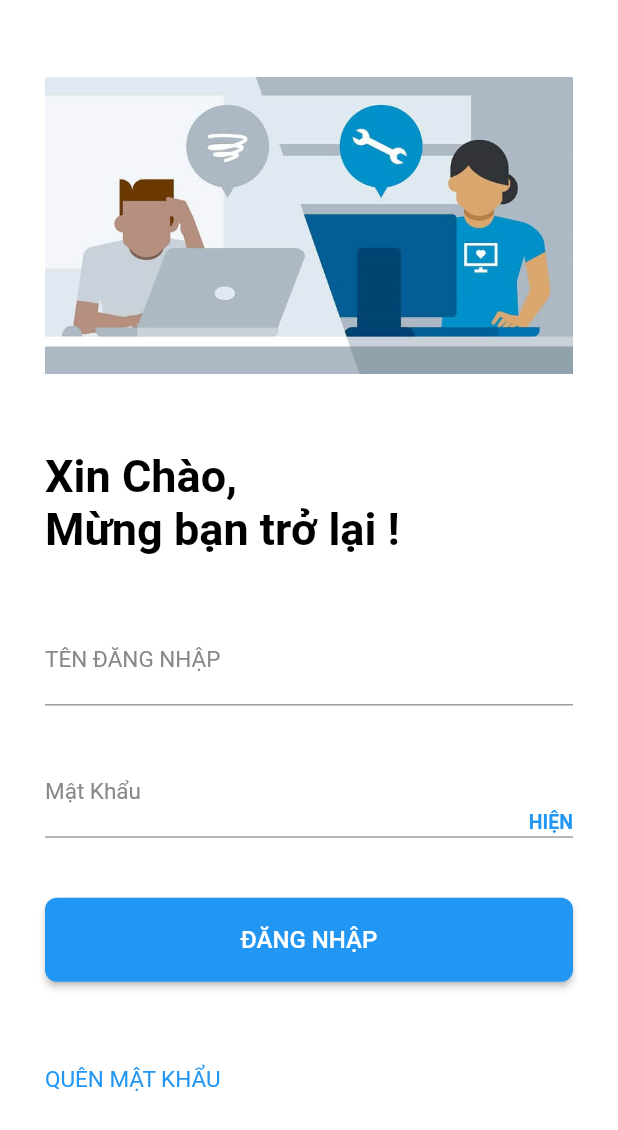
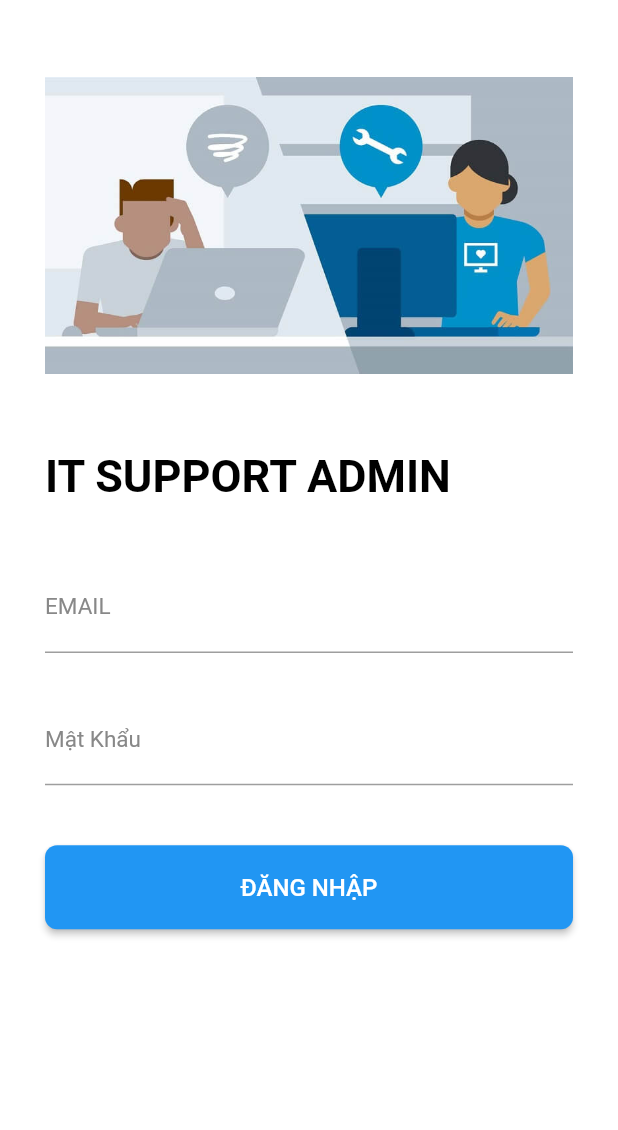
Before and after one commit to Tin542/IT_Support_PRM_Admin, a Flutter app: the screen it shows after launch, on a phone screen of 412 x 824 dp. Shown: the top 1130 px of the screen. Run offline on Flutter 3.47's test engine with Material 2 defaults, Android fonts, the phone set to English and light mode, and no system bars; our stand-ins replace firebase_auth, firebase_core, firebase_database, fluttertoast, get; accounts and stored records are empty.

Commit message:
add login admin

```diff
--- a/lib/firebase_database/database.dart
+++ b/lib/firebase_database/database.dart
@@ -1,5 +1,8 @@
 
 import 'package:firebase_database/firebase_database.dart';
+
+//admin account
+DatabaseReference adminRef = FirebaseDatabase.instance.reference().child("adminaccount");
 
 //Users
 DatabaseReference usersRef = FirebaseDatabase.instance.reference().child("users");
--- a/lib/screens/auth_screen/login_screen.dart
+++ b/lib/screens/auth_screen/login_screen.dart
@@ -4,7 +4,6 @@ import 'package:flutter/material.dart';
 import 'package:fluttertoast/fluttertoast.dart';
 import 'package:it_support/firebase_database/database.dart';
 import 'package:it_support/screens/bottom_nav_bar_screen.dart';
-import 'package:it_support/screens/auth_screen/forgot_password_screen.dart';
 
 class LoginScreen extends StatelessWidget {
   final TextEditingController emailTextEditingController =
@@ -29,15 +28,13 @@ class LoginScreen extends StatelessWidget {
                 child: Container(
                     width: 380,
                     height: 300,
-                    // padding: EdgeInsets.all(15),
-                    // decoration: BoxDecoration(
-                    //     shape: BoxShape.circle, color: Colors.blue),
-                    child: Image.asset('assets/images/logo.jpg')),
+                    child: Image.asset('assets/images/logo.jpg')
+                ),
               ),
               Padding(
                 padding: const EdgeInsets.fromLTRB(0, 0, 0, 40),
                 child: Text(
-                  "Xin Chào,\nMừng bạn trở lại !",
+                  "IT SUPPORT ADMIN",
                   style: TextStyle(
                       fontWeight: FontWeight.bold,
                       color: Colors.black,
@@ -50,7 +47,7 @@ class LoginScreen extends StatelessWidget {
                   controller: emailTextEditingController,
                   style: TextStyle(fontSize: 18, color: Colors.black),
                   decoration: InputDecoration(
-                      labelText: "TÊN ĐĂNG NHẬP",
+                      labelText: "EMAIL",
                       labelStyle:
                           TextStyle(color: Color(0xff888888), fontSize: 15)),
                 ),
@@ -70,13 +67,6 @@ class LoginScreen extends StatelessWidget {
                               color: Color(0xff888888), fontSize: 15)),
                     ),
                   ),
-                  Text(
-                    "HIỆN",
-                    style: TextStyle(
-                        color: Colors.blue,
-                        fontSize: 13,
-                        fontWeight: FontWeight.bold),
-                  )
                 ],
               ),
               Padding(
@@ -105,38 +95,6 @@ class LoginScreen extends StatelessWidget {
                   ),
                 ),
               ),
-              Container(
-                height: 130,
-                width: double.infinity,
-                child: Row(
-                  mainAxisAlignment: MainAxisAlignment.spaceBetween,
-                  children: [
-                    // InkWell(
-                    //   child: Text(
-                    //     "NGƯỜI DÙNG MỚI ?",
-                    //     style:
-                    //         TextStyle(fontSize: 15, color: Color(0xff888888)),
-                    //   ),
-                    //   onTap: () {
-                    //     Navigator.push(context,
-                    //         MaterialPageRoute(builder: backtoRegister));
-                    //   },
-                    // ),
-                    InkWell(
-                      child: Text(
-                        "QUÊN MẬT KHẨU",
-                        style: TextStyle(fontSize: 15, color: Colors.blue),
-                      ),
-                      onTap: () {
-                        Navigator.push(
-                            context,
-                            MaterialPageRoute(
-                                builder: backtoForgotPasswordScreen));
-                      },
-                    )
-                  ],
-                ),
-              ),
             ],
           ),
         ),
@@ -158,7 +116,7 @@ class LoginScreen extends StatelessWidget {
         .user;
 
     if (firebaseUser != null) {
-      itspRef.child(firebaseUser.uid).once().then((DataSnapshot snap) {
+      adminRef.child(firebaseUser.uid).once().then((DataSnapshot snap) {
         if (snap.value != null) {
           displayToastMessage("Đăng nhập thành công", context);
           Navigator.push(context,
@@ -177,8 +135,4 @@ class LoginScreen extends StatelessWidget {
   displayToastMessage(String message, BuildContext context) {
     Fluttertoast.showToast(msg: message);
   }
-
-  Widget backtoForgotPasswordScreen(BuildContext context) {
-    return ForgotPasswordScreen();
-  }
 }
--- a/lib/screens/home_screen.dart
+++ b/lib/screens/home_screen.dart
@@ -19,6 +19,7 @@ class _HomeScreenCustomerState extends State<HomeScreenCustomer> {
   Widget build(BuildContext context) {
     return Scaffold(
         appBar: AppBar(
+          automaticallyImplyLeading: false,
           title: Row(
             mainAxisAlignment: MainAxisAlignment.spaceBetween,
             children: [
--- a/lib/screens/request_screen/it_support_list_screen.dart
+++ b/lib/screens/request_screen/it_support_list_screen.dart
@@ -8,6 +8,7 @@ class ListItScreen extends StatelessWidget {
   Widget build(BuildContext context) {
     return Scaffold(
         appBar: AppBar(
+          automaticallyImplyLeading: false,
           title: Row(
             mainAxisAlignment: MainAxisAlignment.spaceBetween,
             children: [
--- a/pubspec.yaml
+++ b/pubspec.yaml
@@ -55,7 +55,11 @@ dev_dependencies:
   # package. See that file for information about deactivating specific lint
   # rules and activating additional ones.
   flutter_lints: ^1.0.0
-
+  flutter_launcher_icons: ^0.9.2
+flutter_icons:
+  android: true
+  ios: true
+  image_path: "assets/icons/it_support.png"
 # For information on the generic Dart part of this file, see the
 # following page: https://dart.dev/tools/pub/pubspec
 
```
Also changed, not shown: lib/screens/auth_screen/register.dart (added, +134 -0 lines), assets/icons/it_support.png (added), 22 other files.
